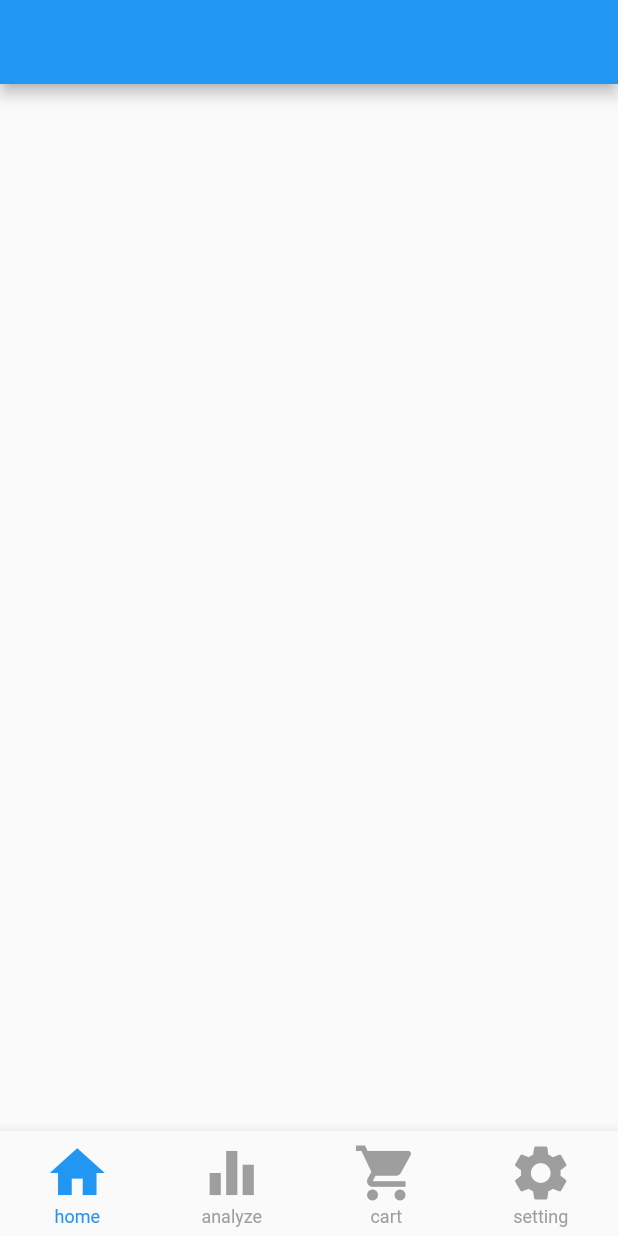
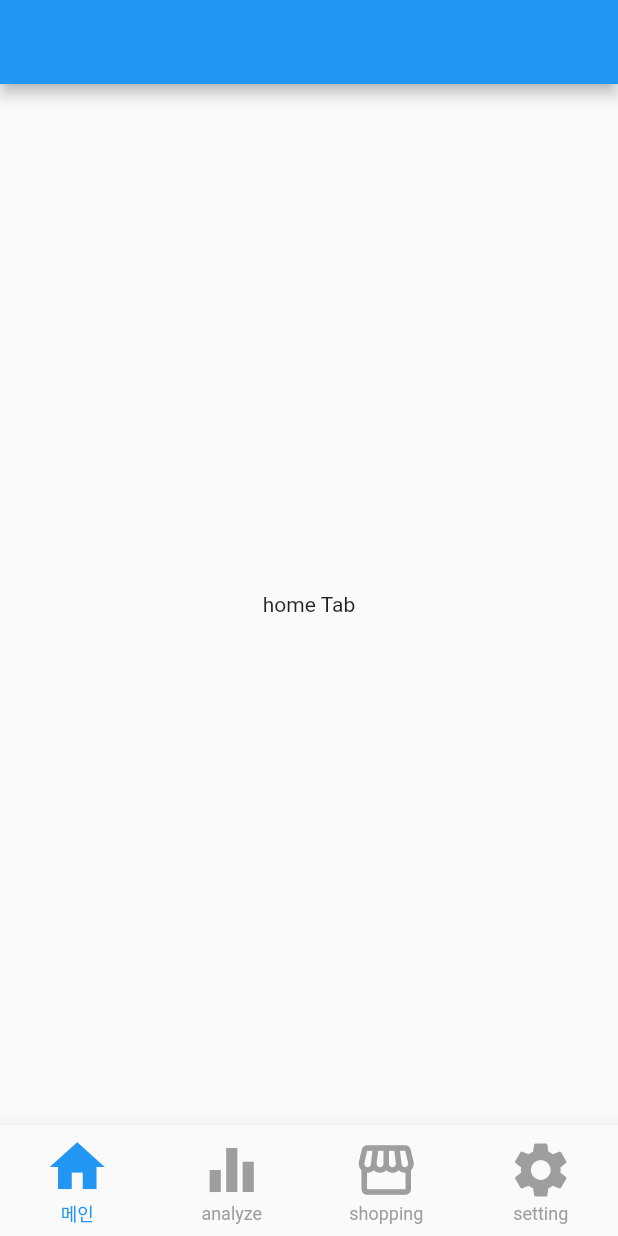
Before and after one commit to jinwoo1234/Dream_Walk, a Flutter app: the screen it shows after launch, on a phone screen of 412 x 824 dp. Run offline on Flutter 3.47's test engine with Material 2 defaults, Android fonts, the phone set to English and light mode, and no system bars.

Commit message:
navigation bar end

```diff
--- /dev/null
+++ b/lib/home.dart
@@ -0,0 +1,13 @@
+// tabs/tab_cart.dart
+import 'package:flutter/cupertino.dart';
+import 'package:flutter/material.dart';
+
+class Home extends StatelessWidget{
+
+  @override
+  Widget build(BuildContext context) {
+    return const Center(
+      child: Text("home Tab"),
+    );
+  }
+}
--- a/lib/main.dart
+++ b/lib/main.dart
@@ -1,4 +1,9 @@
+import 'package:dream_walk/setting.dart';
+import 'package:dream_walk/shopping.dart';
 import 'package:flutter/material.dart';
+
+import 'analyze.dart';
+import 'home.dart';
 
 void main() {
   runApp(const MyApp());
@@ -40,8 +45,16 @@ class _MyHomePageState extends State<MyHomePage> {
 
   int _currentIndex = 0;
 
+  final List<Widget> tabs = [
+    Home(),
+    Analyze(),
+    Shopping(),
+    Setting(),
+  ];
+
   @override
   Widget build(BuildContext context) {
+    debugShowCheckedModeBanner: false;
     return Scaffold(
       appBar: AppBar(),
       bottomNavigationBar: BottomNavigationBar(
@@ -57,12 +70,13 @@ class _MyHomePageState extends State<MyHomePage> {
           });
         },
         items: [
-          BottomNavigationBarItem(icon: Icon(Icons.home), label: 'home'),
+          BottomNavigationBarItem(icon: Icon(Icons.home), label: '메인'),
           BottomNavigationBarItem(icon: Icon(Icons.equalizer), label: 'analyze'),
-          BottomNavigationBarItem(icon: Icon(Icons.shopping_cart), label: 'cart'),
+          BottomNavigationBarItem(icon: Icon(Icons.storefront), label: 'shopping'),
           BottomNavigationBarItem(icon: Icon(Icons.settings), label: 'setting'),
         ],
       ),
+      body : tabs[_currentIndex],
     );
   }
 }
--- /dev/null
+++ b/lib/shopping.dart
@@ -0,0 +1,13 @@
+// tabs/tab_cart.dart
+import 'package:flutter/cupertino.dart';
+import 'package:flutter/material.dart';
+
+class Shopping extends StatelessWidget{
+
+  @override
+  Widget build(BuildContext context) {
+    return const Center(
+      child: Text("shopping Tab"),
+    );
+  }
+}
```
Also changed, not shown: lib/analyze.dart (added, +13 -0 lines), lib/setting.dart (added, +13 -0 lines).
